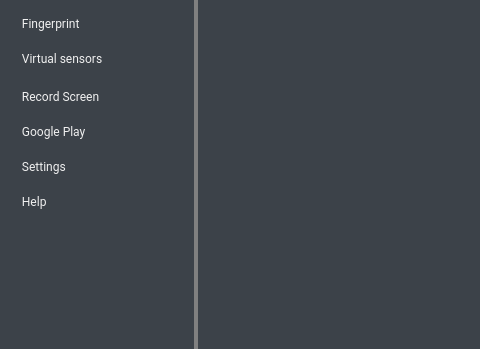
Above: android/android-emu/android/skin/qt/extended.ui from vicamo/libandroid-emugl before the change; both pictures show x 0 to 480 and y 251 to 600 of the 820 by 600 pixel window. Below: the same form after it.
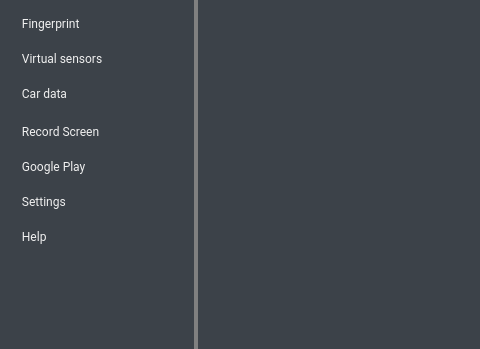
That is the form after the change. The open tabs and pages were chosen to show the change. Icons and pictures are not drawn. Custom widgets are drawn as their Qt base class.

Commit message: Add skeleton for car data emulation.

```diff
--- a/android/android-emu/android/skin/qt/extended.ui
+++ b/android/android-emu/android/skin/qt/extended.ui
@@ -76,6 +76,7 @@
    <widget class="GooglePlayPage" name="googlePlayPage"/>
    <widget class="SettingsPage" name="settingsPage"/>
    <widget class="HelpPage" name="helpPage"/>
+   <widget class="CarDataPage" name="carDataPage"/>
    <widget class="QWidget" name="page">
     <widget class="QGroupBox" name="locationGroup_4">
      <property name="geometry">
@@ -758,6 +759,57 @@
         </property>
        </widget>
       </item>
+      <item>
+       <widget class="QPushButton" name="carDataButton">
+        <property name="font">
+          <font>
+           <family>Roboto</family>
+         </font>
+        </property>
+        <!-- Default invisible, will change to visible programmatically when running Android Auto
+             system image -->
+        <property name="visible">
+         <bool>false</bool>
+        </property>
+        <property name="autoFillBackground">
+         <bool>false</bool>
+        </property>
+        <property name="styleSheet">
+         <string notr="true">/* overridden by stylesheet_template.css */
+border: none;
+text-align: left;
+padding: 10px 0px 10px 16px;</string>
+        </property>
+        <property name="text">
+         <string>  Car data</string>
+        </property>
+        <property name="icon">
+         <iconset resource="resources.qrc">
+          <normaloff>:/light/android_auto</normaloff>:/light/android_auto</iconset>
+        </property>
+        <property name="iconSize">
+         <size>
+          <width>20</width>
+          <height>20</height>
+         </size>
+        </property>
+        <property name="checkable">
+         <bool>true</bool>
+        </property>
+        <property name="flat">
+         <bool>true</bool>
+        </property>
+        <property name="themeIconName" stdset="0">
+         <string>android_auto</string>
+        </property>
+        <property name="ColorGroup" stdset="0">
+         <string>MajorTab</string>
+        </property>
+        <property name="report_metrics" stdset="0">
+         <bool>false</bool>
+        </property>
+       </widget>
+      </item>
       <item>
        <widget class="Line" name="line">
         <property name="sizePolicy">
@@ -1080,6 +1132,12 @@
    <header>android/skin/qt/extended-pages/google-play-page.h</header>
    <container>1</container>
   </customwidget>
+  <customwidget>
+   <class>CarDataPage</class>
+   <extends>QWidget</extends>
+   <header>android/skin/qt/extended-pages/car-data-page.h</header>
+   <container>1</container>
+  </customwidget>
  </customwidgets>
  <tabstops>
   <tabstop>locationButton</tabstop>
```
Left out of the diff: 1 changed line with no effect on the pictures. The commit also changes 35 other files.
